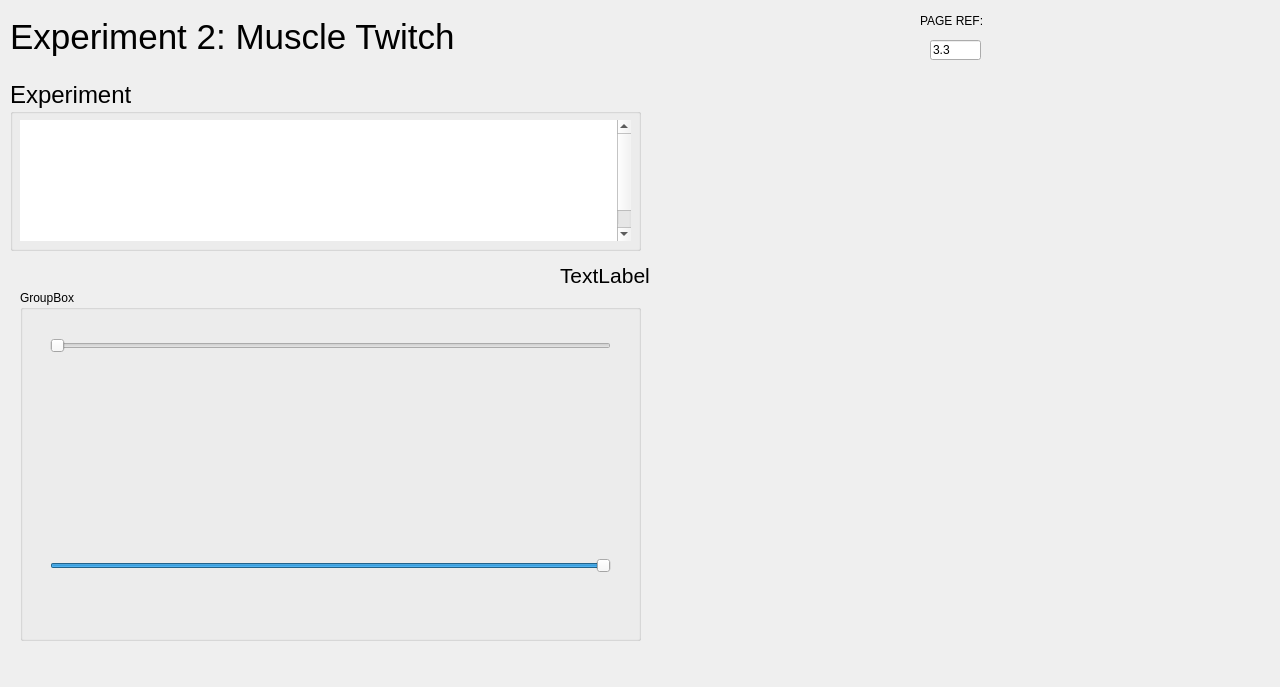
First picture: the form in rsc/ui/experiment2_muscle_twitch_three.ui, repository KarinaKarenik/Skeletal-Muscle-Contraction-Lab, before the edit.
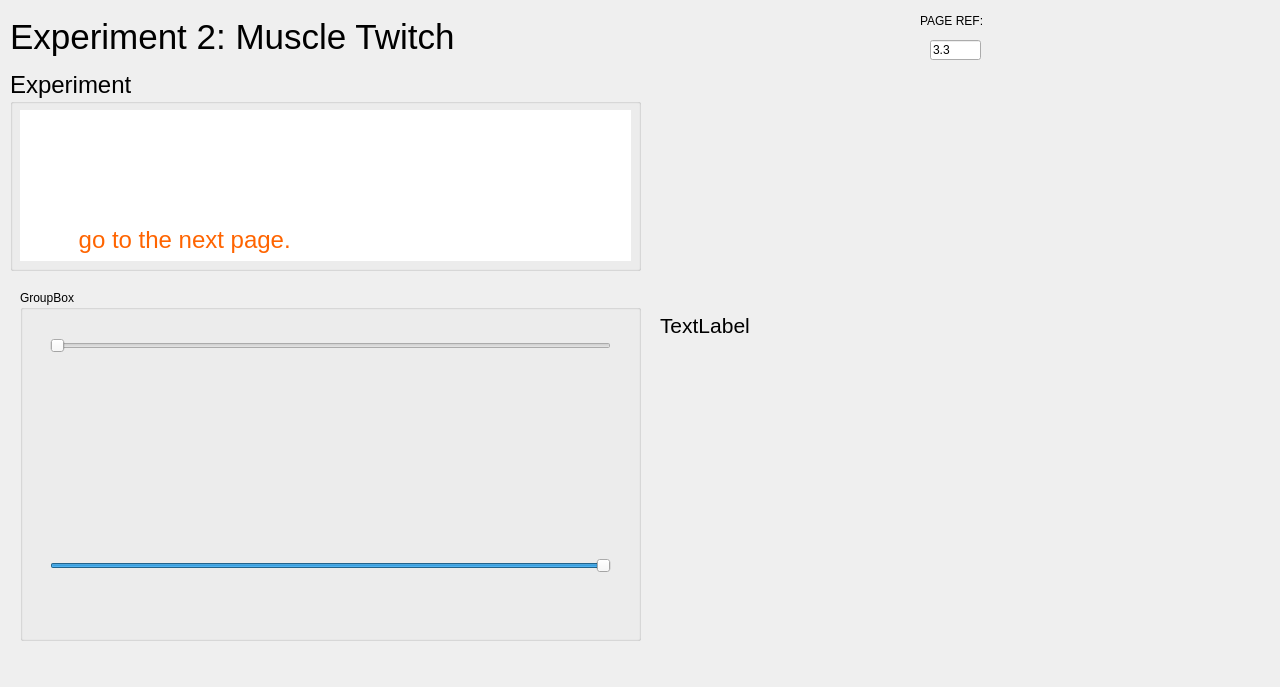
Second picture: the form after the edit. Icons and pictures are not drawn.

Diff of the .ui file:
```diff
--- a/rsc/ui/experiment2_muscle_twitch_three.ui
+++ b/rsc/ui/experiment2_muscle_twitch_three.ui
@@ -177,7 +177,7 @@
      <rect>
       <x>10</x>
       <y>0</y>
-      <width>571</width>
+      <width>761</width>
       <height>74</height>
      </rect>
     </property>
@@ -194,9 +194,9 @@
     <property name="geometry">
      <rect>
       <x>10</x>
-      <y>80</y>
+      <y>70</y>
       <width>631</width>
-      <height>171</height>
+      <height>201</height>
      </rect>
     </property>
     <property name="font">
@@ -213,7 +213,7 @@
        <x>10</x>
        <y>40</y>
        <width>611</width>
-       <height>121</height>
+       <height>151</height>
       </rect>
      </property>
      <property name="font">
@@ -334,8 +334,8 @@
    <widget class="QLabel" name="labelDifference">
     <property name="geometry">
      <rect>
-      <x>560</x>
-      <y>260</y>
+      <x>660</x>
+      <y>310</y>
       <width>141</width>
       <height>31</height>
      </rect>
```
